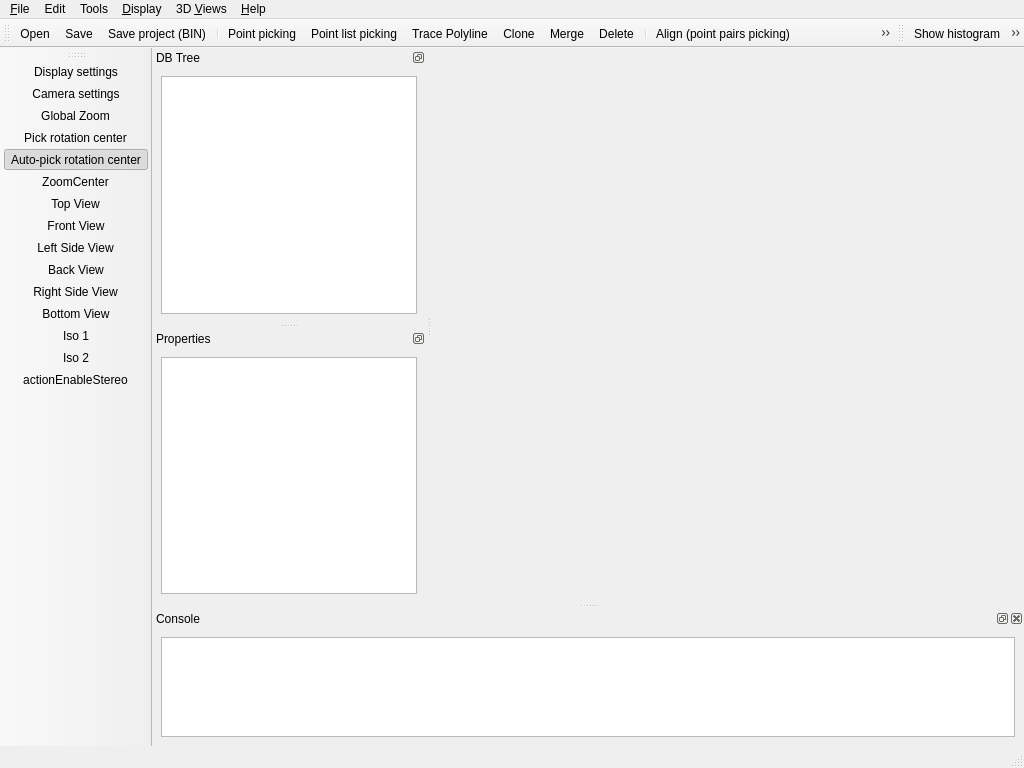
This is qCC/ui_templates/mainWindow.ui in CloudCompare/CloudCompare as Qt 5 draws it before an edit. The edited form follows.
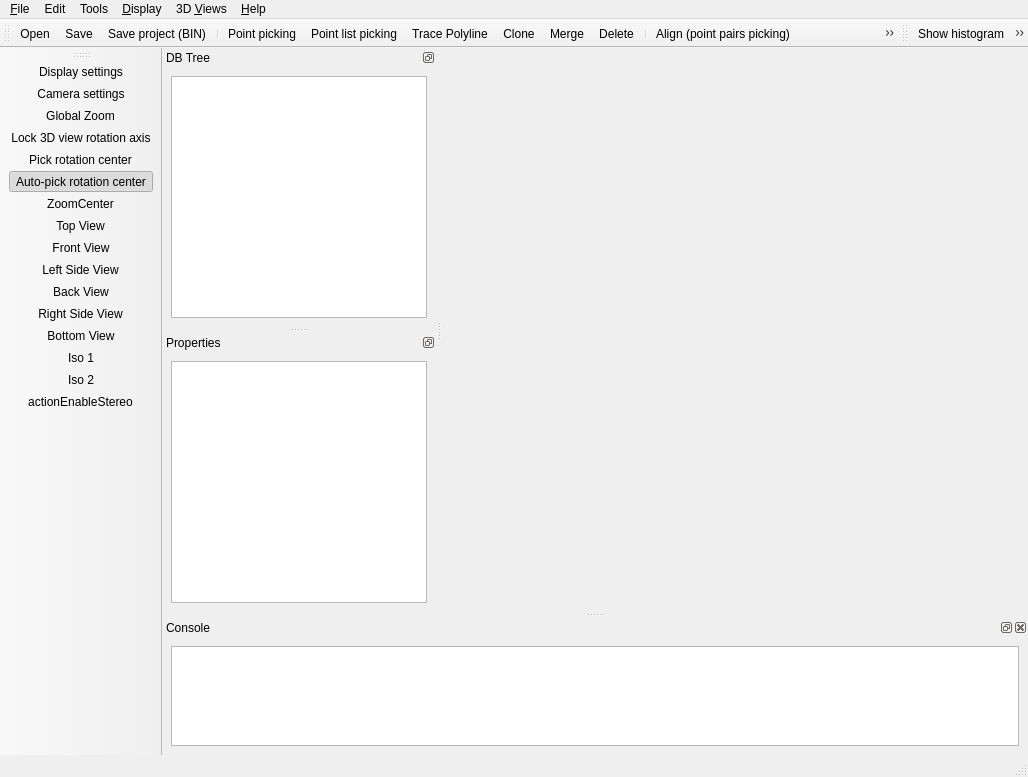
This is the edited form. Icons and pictures are not drawn. Custom widgets are drawn as their Qt base class.

Commit message: 'Display > Lock rotation about an axis' now behaves as a proper 'turntable' rotation mode

```diff
--- a/qCC/ui_templates/mainWindow.ui
+++ b/qCC/ui_templates/mainWindow.ui
@@ -6,8 +6,8 @@
    <rect>
     <x>0</x>
     <y>0</y>
-    <width>1024</width>
-    <height>768</height>
+    <width>1028</width>
+    <height>777</height>
    </rect>
   </property>
   <property name="sizePolicy">
@@ -38,8 +38,8 @@
     <rect>
      <x>0</x>
      <y>0</y>
-     <width>1024</width>
-     <height>18</height>
+     <width>1028</width>
+     <height>22</height>
     </rect>
    </property>
    <widget class="QMenu" name="menuFile">
@@ -621,6 +621,7 @@
    <addaction name="actionDisplaySettings"/>
    <addaction name="actionEditCamera"/>
    <addaction name="actionGlobalZoom"/>
+   <addaction name="actionLockView3DRotationAxis"/>
    <addaction name="actionPickRotationCenter"/>
    <addaction name="actionAutoPickRotationCenter"/>
    <addaction name="actionZoomAndCenter"/>
@@ -3290,6 +3291,21 @@
     <string>Show information on current 3D view</string>
    </property>
   </action>
+  <action name="actionLockView3DRotationAxis">
+   <property name="checkable">
+    <bool>true</bool>
+   </property>
+   <property name="icon">
+    <iconset resource="../icons.qrc">
+     <normaloff>:/CC/images/lockedAxis.png</normaloff>:/CC/images/lockedAxis.png</iconset>
+   </property>
+   <property name="text">
+    <string>Lock 3D view rotation axis</string>
+   </property>
+   <property name="toolTip">
+    <string>Lock 3D camera rotation about an axis (turntable mode)</string>
+   </property>
+  </action>
  </widget>
  <customwidgets>
   <customwidget>
```
Left out of the diff: 8 changed lines with no effect on the pictures. The commit also changes 12 other files.
